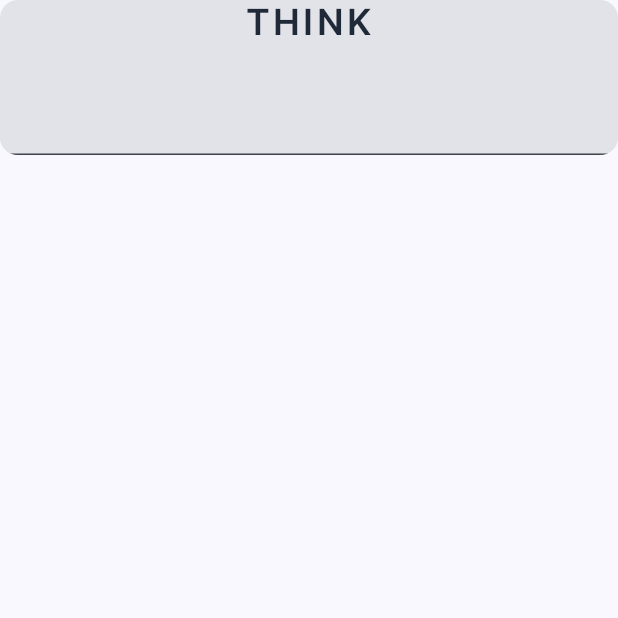
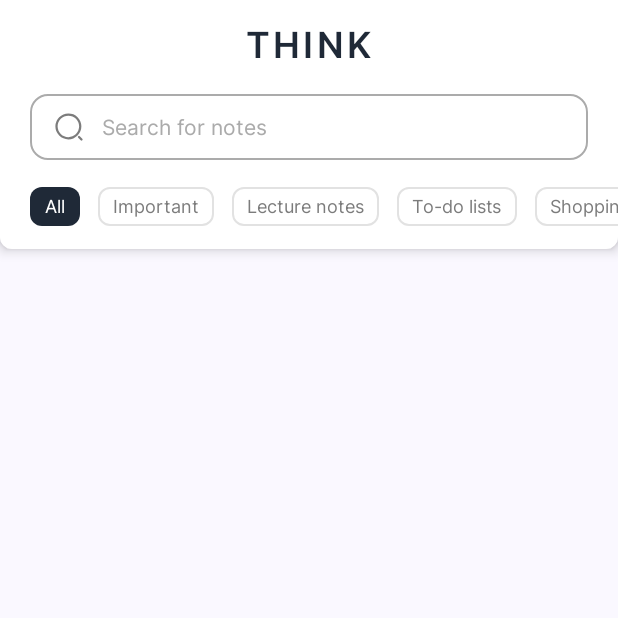
Before and after one commit to Ruzibekov/Think, an Android app built with Jetpack Compose: the screen it shows after launch (MainActivity), on a phone screen of 412 x 824 dp, the top half of it. Run offline under Robolectric (Android 15) with nearby library versions, the phone set to English and light mode, and no system bars.

Commit message:
add: topbar in main screen

```diff
--- a/app/src/main/java/com/ruzibekov/think/ui/MainActivity.kt
+++ b/app/src/main/java/com/ruzibekov/think/ui/MainActivity.kt
@@ -19,7 +19,6 @@ class MainActivity : ComponentActivity() {
     override fun onCreate(savedInstanceState: Bundle?) {
         super.onCreate(savedInstanceState)
         setContent {
-
             val navController = rememberNavController()
 
             ThinkTheme {
--- a/app/src/main/java/com/ruzibekov/think/ui/screens/main/components/MainTopBarView.kt
+++ b/app/src/main/java/com/ruzibekov/think/ui/screens/main/components/MainTopBarView.kt
@@ -1,31 +1,52 @@
 package com.ruzibekov.think.ui.screens.main.components
 
+import androidx.compose.foundation.BorderStroke
+import androidx.compose.foundation.layout.Box
 import androidx.compose.foundation.layout.Column
+import androidx.compose.foundation.layout.PaddingValues
 import androidx.compose.foundation.layout.Spacer
 import androidx.compose.foundation.layout.fillMaxWidth
 import androidx.compose.foundation.layout.height
+import androidx.compose.foundation.layout.padding
+import androidx.compose.foundation.lazy.LazyRow
+import androidx.compose.foundation.lazy.itemsIndexed
+import androidx.compose.foundation.shape.RoundedCornerShape
 import androidx.compose.material3.Card
-import androidx.compose.material3.ExperimentalMaterial3Api
+import androidx.compose.material3.CardDefaults
 import androidx.compose.material3.MaterialTheme
+import androidx.compose.material3.Surface
 import androidx.compose.material3.Text
-import androidx.compose.material3.TextField
 import androidx.compose.runtime.Composable
 import androidx.compose.ui.Alignment
 import androidx.compose.ui.Modifier
+import androidx.compose.ui.graphics.Color
+import androidx.compose.ui.platform.LocalContext
 import androidx.compose.ui.res.stringResource
 import androidx.compose.ui.unit.dp
 import androidx.compose.ui.unit.sp
 import com.ruzibekov.think.R
 import com.ruzibekov.think.ui.state.MainState
 import com.ruzibekov.think.ui.theme.ThinkColor
+import com.ruzibekov.think.ui.theme.horizontalSpace
 
 object MainTopBarView {
 
-    @OptIn(ExperimentalMaterial3Api::class)
     @Composable
     fun Default(state: MainState) {
-        Card {
-            Column(horizontalAlignment = Alignment.CenterHorizontally) {
+        Card(
+            colors = CardDefaults.cardColors(containerColor = ThinkColor.White),
+            elevation = CardDefaults.cardElevation(5.dp),
+            shape = RoundedCornerShape(
+                topStart = 0.dp,
+                topEnd = 0.dp,
+                bottomStart = 8.dp,
+                bottomEnd = 8.dp
+            )
+        ) {
+            Column(
+                modifier = Modifier.padding(vertical = 15.dp),
+                horizontalAlignment = Alignment.CenterHorizontally
+            ) {
                 Text(
                     text = stringResource(R.string.app_name).uppercase(),
                     style = MaterialTheme.typography.titleSmall,
@@ -36,13 +57,70 @@ object MainTopBarView {
 
                 Spacer(modifier = Modifier.height(18.dp))
 
-                TextField(
+                SearchTextField.Default(
                     value = state.searchState.value,
                     onValueChange = { state.searchState.value = it },
+                    modifier = Modifier
+                        .fillMaxWidth()
+                        .padding(horizontal = horizontalSpace)
+                )
+
+                Spacer(modifier = Modifier.height(18.dp))
+
+                val context = LocalContext.current
+
+                LazyRow(
                     modifier = Modifier.fillMaxWidth(),
-
-                )
+                    contentPadding = PaddingValues(
+                        start = horizontalSpace,
+                        end = horizontalSpace - 12.dp
+                    )
+                ) {
+                    itemsIndexed(
+                        context.resources.getStringArray(R.array.main_category_tabs)
+                    ) { index, text ->
+                        ItemTabView(
+                            selected = state.selectedCategoryIndex.value == index,
+                            text = text
+                        )
+                    }
+                }
             }
         }
     }
+
+    @Composable
+    private fun ItemTabView(selected: Boolean, text: String) {
+        Box(
+            modifier = Modifier.padding(end = 12.dp)
+        ) {
+            if (selected)
+                Surface(
+                    shape = RoundedCornerShape(8.dp),
+                    color = ThinkColor.Primary
+                ) {
+                    Text(
+                        modifier = Modifier.padding(horizontal = 10.dp, vertical = 6.dp),
+                        text = text,
+                        style = MaterialTheme.typography.bodyMedium,
+                        fontSize = 12.sp,
+                        color = ThinkColor.White,
+                    )
+                }
+            else
+                Surface(
+                    shape = RoundedCornerShape(8.dp),
+                    border = BorderStroke(1.dp, ThinkColor.LightGray),
+                    color = Color.Transparent
+                ) {
+                    Text(
+                        modifier = Modifier.padding(horizontal = 10.dp, vertical = 6.dp),
+                        text = text,
+                        style = MaterialTheme.typography.bodyMedium,
+                        fontSize = 12.sp,
+                        color = ThinkColor.DarkGray,
+                    )
+                }
+        }
+    }
 }
--- /dev/null
+++ b/app/src/main/java/com/ruzibekov/think/ui/screens/main/components/SearchTextField.kt
@@ -0,0 +1,81 @@
+package com.ruzibekov.think.ui.screens.main.components
+
+import androidx.compose.foundation.BorderStroke
+import androidx.compose.foundation.layout.Box
+import androidx.compose.foundation.layout.Row
+import androidx.compose.foundation.layout.Spacer
+import androidx.compose.foundation.layout.padding
+import androidx.compose.foundation.layout.size
+import androidx.compose.foundation.layout.width
+import androidx.compose.foundation.shape.RoundedCornerShape
+import androidx.compose.foundation.text.BasicTextField
+import androidx.compose.material3.Icon
+import androidx.compose.material3.MaterialTheme
+import androidx.compose.material3.Surface
+import androidx.compose.material3.Text
+import androidx.compose.runtime.Composable
+import androidx.compose.ui.Alignment
+import androidx.compose.ui.Modifier
+import androidx.compose.ui.graphics.Color
+import androidx.compose.ui.res.painterResource
+import androidx.compose.ui.res.stringResource
+import androidx.compose.ui.text.TextStyle
+import androidx.compose.ui.text.font.FontWeight
+import androidx.compose.ui.unit.dp
+import androidx.compose.ui.unit.sp
+import com.ruzibekov.think.R
+import com.ruzibekov.think.ui.theme.Inter
+import com.ruzibekov.think.ui.theme.ThinkColor
+import com.ruzibekov.think.ui.theme.ThinkIcon
+
+object SearchTextField {
+
+    @Composable
+    fun Default(
+        value: String,
+        onValueChange: (String) -> Unit,
+        modifier: Modifier = Modifier,
+    ) {
+        Surface(
+            modifier = modifier,
+            shape = RoundedCornerShape(12.dp),
+            border = BorderStroke(1.dp, ThinkColor.Gray),
+            color = Color.Transparent
+        ) {
+            Row(
+                Modifier.padding(vertical = 12.dp, horizontal = 16.dp),
+                verticalAlignment = Alignment.CenterVertically
+            ) {
+                Icon(
+                    painter = painterResource(id = ThinkIcon.Search),
+                    contentDescription = "search leading iocn",
+                    modifier = Modifier.size(20.dp),
+                    tint = ThinkColor.DarkGray
+                )
+
+                Spacer(modifier = Modifier.width(12.dp))
+
+                Box {
+                    BasicTextField(
+                        value = value,
+                        onValueChange = onValueChange,
+                        textStyle = TextStyle(
+                            fontFamily = Inter,
+                            color = ThinkColor.Gray,
+                            fontWeight = FontWeight.Normal
+                        ),
+                        maxLines = 1,
+                    )
+
+                    if(value.isBlank())
+                        Text(
+                            text = stringResource(R.string.hint_search_notes),
+                            style = MaterialTheme.typography.bodyMedium,
+                            color = ThinkColor.Gray,
+                            fontSize = 14.sp,
+                        )
+                }
+            }
+        }
+    }
+}
--- a/app/src/main/java/com/ruzibekov/think/ui/screens/main/layout/MainScreenView.kt
+++ b/app/src/main/java/com/ruzibekov/think/ui/screens/main/layout/MainScreenView.kt
@@ -18,7 +18,7 @@ object MainScreenView {
     fun Default(state: MainState) {
         Scaffold(
             topBar = {
-                MainTopBarView.Default(state, )
+                MainTopBarView.Default(state)
             },
             floatingActionButton = {
                 MainFloatingActionButtonView.Default()
@@ -30,7 +30,6 @@ object MainScreenView {
         }
     }
 
-
     @Composable
     fun Preview() {
         Default(MainState())
--- a/app/src/main/java/com/ruzibekov/think/ui/state/MainState.kt
+++ b/app/src/main/java/com/ruzibekov/think/ui/state/MainState.kt
@@ -4,5 +4,6 @@ import androidx.compose.runtime.MutableState
 import androidx.compose.runtime.mutableStateOf
 
 data class MainState(
-    val searchState: MutableState<String> = mutableStateOf("")
+    val searchState: MutableState<String> = mutableStateOf(""),
+    val selectedCategoryIndex: MutableState<Int> = mutableStateOf(0),
 )
--- a/app/src/main/java/com/ruzibekov/think/ui/theme/Color.kt
+++ b/app/src/main/java/com/ruzibekov/think/ui/theme/Color.kt
@@ -11,5 +11,10 @@ val PurpleGrey40 = Color(0xFF625b71)
 val Pink40 = Color(0xFF7D5260)
 
 object ThinkColor {
+    val Primary = Color(0xFF1F2937)
+    val White = Color(0xFFFFFFFF)
     val Font = Color(0xFF1F2937)
+    val LightGray = Color(0xFFE2E2E2)
+    val Gray = Color(0xFFABABAB)
+    val DarkGray = Color(0xFF7C7C7C)
 }
--- /dev/null
+++ b/app/src/main/java/com/ruzibekov/think/ui/theme/Dimen.kt
@@ -0,0 +1,5 @@
+package com.ruzibekov.think.ui.theme
+
+import androidx.compose.ui.unit.dp
+
+val horizontalSpace = 20.dp
--- /dev/null
+++ b/app/src/main/java/com/ruzibekov/think/ui/theme/Icon.kt
@@ -0,0 +1,7 @@
+package com.ruzibekov.think.ui.theme
+
+import com.ruzibekov.think.R
+
+object ThinkIcon {
+    val Search = R.drawable.ic_search
+}
--- a/app/src/main/java/com/ruzibekov/think/ui/theme/Type.kt
+++ b/app/src/main/java/com/ruzibekov/think/ui/theme/Type.kt
@@ -29,6 +29,10 @@ val Typography = Typography(
         fontFamily = Inter,
         fontWeight = FontWeight.SemiBold,
     ),
+    bodyMedium = TextStyle(
+        fontFamily = Inter,
+        fontWeight = FontWeight.Normal
+    )
     /* Other default text styles to override
 
     labelSmall = TextStyle(
--- /dev/null
+++ b/app/src/main/res/drawable/ic_search.xml
@@ -0,0 +1,17 @@
+<vector xmlns:android="http://schemas.android.com/apk/res/android"
+    android:width="20dp"
+    android:height="20dp"
+    android:viewportWidth="20"
+    android:viewportHeight="20">
+  <group>
+    <clip-path
+        android:pathData="M0,0h20v20h-20z"/>
+    <path
+        android:pathData="M18.333,18.333L16.667,16.667M9.583,17.5C10.623,17.5 11.652,17.295 12.613,16.897C13.573,16.5 14.446,15.916 15.181,15.181C15.916,14.446 16.5,13.573 16.897,12.613C17.295,11.652 17.5,10.623 17.5,9.583C17.5,8.544 17.295,7.514 16.897,6.554C16.5,5.593 15.916,4.721 15.181,3.985C14.446,3.25 13.573,2.667 12.613,2.269C11.652,1.871 10.623,1.667 9.583,1.667C7.484,1.667 5.47,2.501 3.985,3.985C2.501,5.47 1.667,7.484 1.667,9.583C1.667,11.683 2.501,13.697 3.985,15.181C5.47,16.666 7.484,17.5 9.583,17.5Z"
+        android:strokeLineJoin="round"
+        android:strokeWidth="1.5"
+        android:fillColor="#00000000"
+        android:strokeColor="#7C7C7C"
+        android:strokeLineCap="round"/>
+  </group>
+</vector>
--- a/app/src/main/res/values/strings.xml
+++ b/app/src/main/res/values/strings.xml
@@ -1,3 +1,12 @@
 <resources>
     <string name="app_name">Think</string>
+    <string name="hint_search_notes">Search for notes</string>
+
+    <string-array name="main_category_tabs">
+        <item>All</item>
+        <item>Important</item>
+        <item>Lecture notes</item>
+        <item>To-do lists</item>
+        <item>Shopping list</item>
+    </string-array>
 </resources>
```
